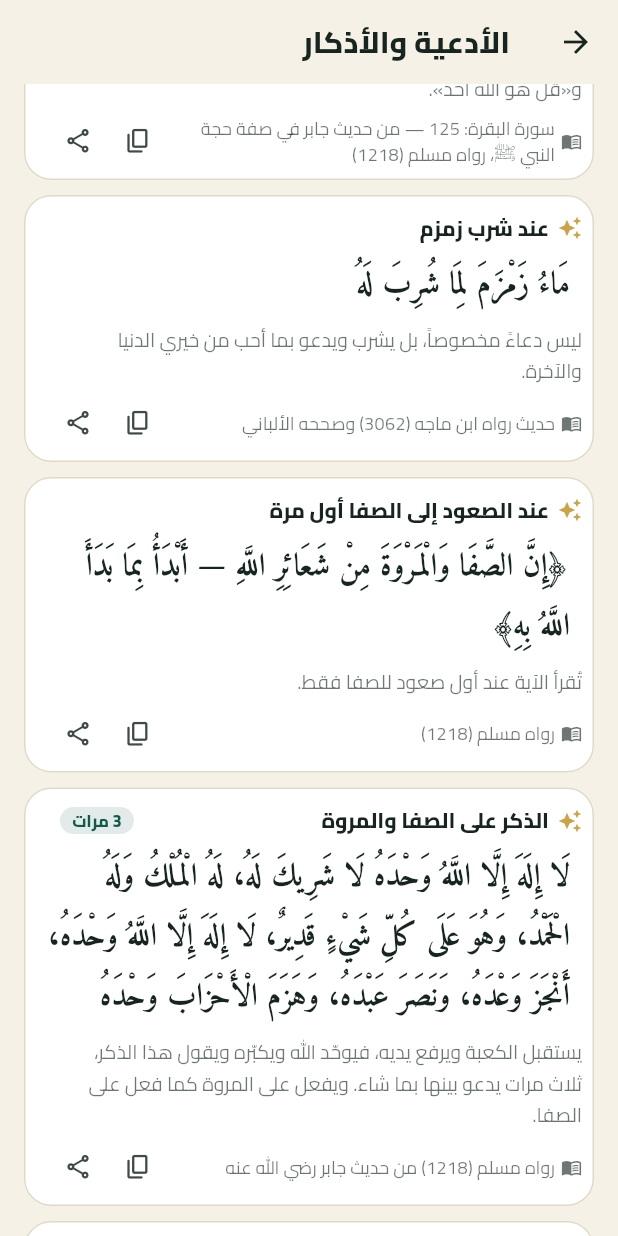
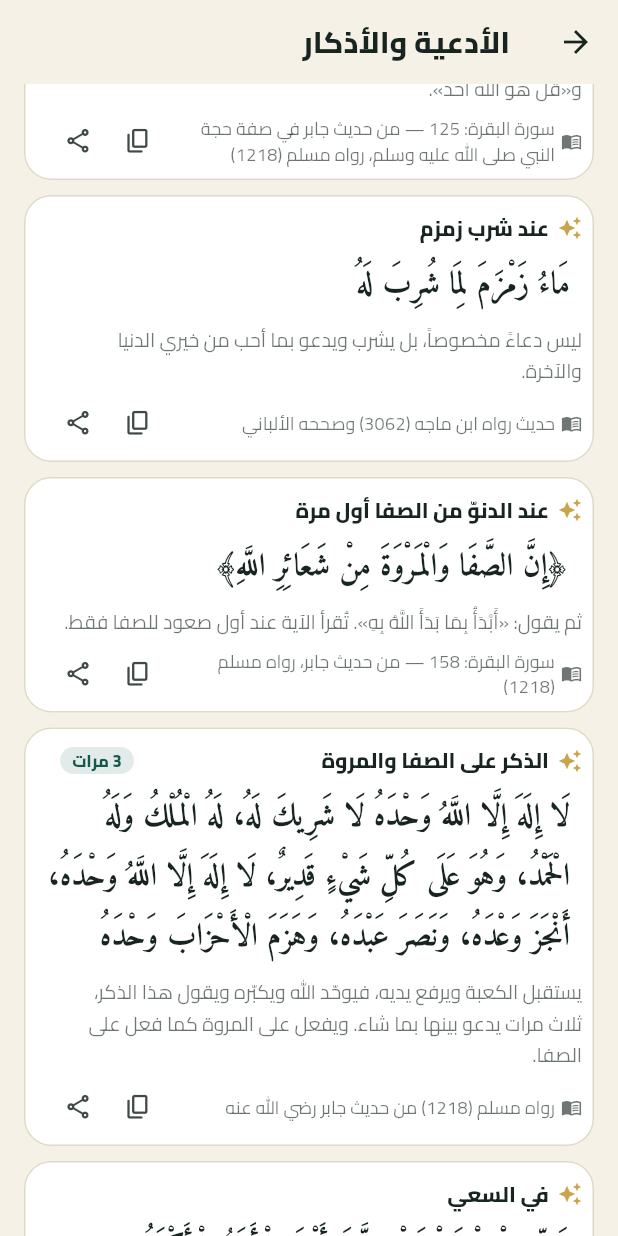
Before and after one commit to SaadZaghloul22/haj, a Flutter app: the DuasScreen screen opened directly, scrolled down 1728 dp, on a phone screen of 412 x 824 dp. Run offline on Flutter 3.47's test engine with Material 3 defaults, Android fonts, the phone set to English and light mode, and no system bars; our stand-ins replace hijri, share_plus, shared_preferences; accounts and stored records are empty.

Commit message:
Spell out the salutation (font has no ligature glyph); keep Safa verse separate from the Prophet's words
Co-Authored-By: Claude Opus 5.5 <noreply@anthropic.com>
Claude-Session: https://claude.ai/code/session_015u3DjDFYcyE1kdnwfnCvAE

```diff
--- a/lib/data/guide.dart
+++ b/lib/data/guide.dart
@@ -106,7 +106,7 @@ const betweenCorners = Dua(
 const maqamVerse = Dua(
   'عند مقام إبراهيم',
   'وَاتَّخِذُوا مِنْ مَقَامِ إِبْرَاهِيمَ مُصَلًّى',
-  'سورة البقرة: 125 — من حديث جابر في صفة حجة النبي ﷺ، رواه مسلم (1218)',
+  'سورة البقرة: 125 — من حديث جابر في صفة حجة النبي صلى الله عليه وسلم، رواه مسلم (1218)',
   note: 'ثم يصلي ركعتين يقرأ فيهما بعد الفاتحة: «قل يا أيها الكافرون» و«قل هو الله أحد».',
   quran: true,
 );
@@ -119,10 +119,10 @@ const zamzam = Dua(
 );
 
 const safaVerse = Dua(
-  'عند الصعود إلى الصفا أول مرة',
-  'إِنَّ الصَّفَا وَالْمَرْوَةَ مِنْ شَعَائِرِ اللَّهِ — أَبْدَأُ بِمَا بَدَأَ اللَّهُ بِهِ',
-  'رواه مسلم (1218)',
-  note: 'تُقرأ الآية عند أول صعود للصفا فقط.',
+  'عند الدنوّ من الصفا أول مرة',
+  'إِنَّ الصَّفَا وَالْمَرْوَةَ مِنْ شَعَائِرِ اللَّهِ',
+  'سورة البقرة: 158 — من حديث جابر، رواه مسلم (1218)',
+  note: 'ثم يقول: «أَبْدَأُ بِمَا بَدَأَ اللَّهُ بِهِ». تُقرأ الآية عند أول صعود للصفا فقط.',
   quran: true,
 );
 
@@ -385,7 +385,7 @@ const hajj = Guide('hajj', 'الحج يوماً بيوم', 'من يوم التر
       '2) ذبح الهدي للمتمتع والقارن، ووقته يمتد إلى غروب شمس آخر أيام التشريق، ويجوز التوكيل.',
       '3) الحلق أو التقصير، والحلق أفضل للرجل، والمرأة تقصّر قدر أنملة (واجب).',
       '4) طواف الإفاضة (ركن) بلا رمل ولا اضطباع، ثم سعي الحج للمتمتع، وللقارن والمفرد إن لم يسعيا بعد طواف القدوم (ركن).',
-      'السنّة ترتيبها هكذا، فإن قدّم بعضها على بعض فلا حرج؛ فما سُئل النبي ﷺ يومئذ عن شيء قُدّم ولا أُخّر إلا قال: «افعل ولا حرج» (متفق عليه).',
+      'السنّة ترتيبها هكذا، فإن قدّم بعضها على بعض فلا حرج؛ فما سُئل النبي صلى الله عليه وسلم يومئذ عن شيء قُدّم ولا أُخّر إلا قال: «افعل ولا حرج» (متفق عليه).',
       'التحلل الأول: إذا فعل اثنين من ثلاثة (الرمي، الحلق، الطواف) حلّ له كل شيء إلا النساء. والتحلل الثاني بفعل الثلاثة.',
       'يجوز تأخير طواف الإفاضة إلى ما بعد أيام التشريق، ويكفي عن طواف الوداع إن جعله آخر عهده بالبيت.',
     ],
@@ -444,7 +444,7 @@ const mawaqit = <Miqat>[
 ];
 
 const mawaqitNotes = [
-  'وقّتها النبي ﷺ وقال: «هنّ لهنّ ولمن أتى عليهن من غير أهلهن ممن أراد الحج والعمرة» (متفق عليه).',
+  'وقّتها النبي صلى الله عليه وسلم وقال: «هنّ لهنّ ولمن أتى عليهن من غير أهلهن ممن أراد الحج والعمرة» (متفق عليه).',
   'من كان مسكنه دون المواقيت أحرم من مكانه، وأهل مكة يُحرمون بالحج من مكة، وبالعمرة من الحِلّ.',
   'المسافر جواً يُحرم إذا حاذى الميقات، ولا يؤخّر الإحرام إلى جدة.',
 ];
```
